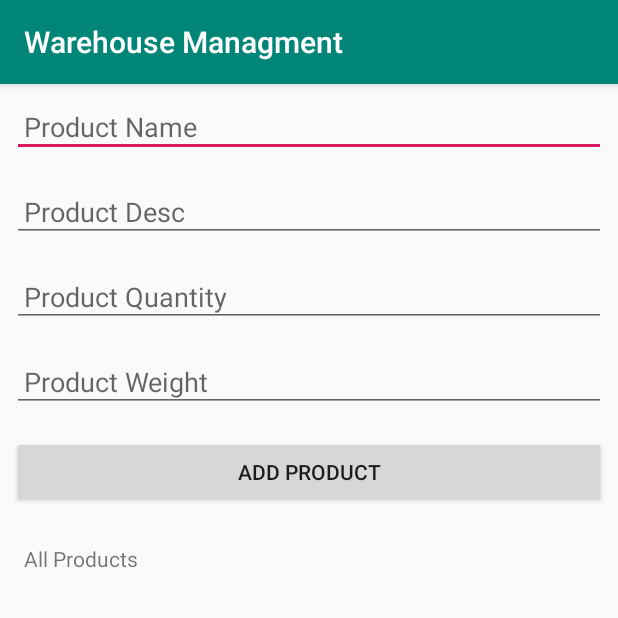
After one commit to Shadi723/Warehouse.Managment, an Android app: the ProductsActivity screen opened directly, with no data from a screen before it, on a phone screen of 412 x 824 dp, the top half of it. The commit adds this screen. Run offline under Robolectric (Android 15) with nearby library versions, the phone set to English and light mode, and no system bars; our stand-ins replace Firebase (no records; nobody signed in at launch, a user with empty details on screens opened directly).

Commit message:
share project on firebase and set add product method

```diff
--- /dev/null
+++ b/app/src/main/java/com/example/warehousemanagment/ProductsActivity.java
@@ -0,0 +1,119 @@
+package com.example.warehousemanagment;
+
+import androidx.annotation.NonNull;
+import androidx.appcompat.app.AppCompatActivity;
+
+import android.os.Bundle;
+import android.view.View;
+import android.widget.Button;
+import android.widget.EditText;
+import android.widget.ListView;
+import android.widget.Toast;
+
+import com.example.warehousemanagment.models.Product;
+import com.example.warehousemanagment.utils.ProductsAdapter;
+import com.google.firebase.database.DataSnapshot;
+import com.google.firebase.database.DatabaseError;
+import com.google.firebase.database.DatabaseReference;
+import com.google.firebase.database.FirebaseDatabase;
+import com.google.firebase.database.ValueEventListener;
+
+import java.util.ArrayList;
+import java.util.List;
+
+public class ProductsActivity extends AppCompatActivity {
+
+    private EditText productNameEditText;
+    private EditText productDescEditText;
+    private EditText productQuantityEditText;
+    private EditText productWeightEditText;
+
+    private Button addProductBtn;
+
+    private ListView productsListView;
+    private List<Product> productList;
+
+
+    private FirebaseDatabase firebaseDatabase;
+    private DatabaseReference databaseReference;
+
+    private ProductsAdapter productsAdapter;
+
+    @Override
+    protected void onCreate(Bundle savedInstanceState) {
+        super.onCreate(savedInstanceState);
+        setContentView(R.layout.activity_products);
+
+        initViews();
+
+        firebaseDatabase = FirebaseDatabase.getInstance();
+        databaseReference = firebaseDatabase.getReference("ALI-COMPANY").child("Products");
+
+    }
+
+    @Override
+    protected void onStart() {
+        super.onStart();
+
+        databaseReference.addValueEventListener(new ValueEventListener() {
+            @Override
+            public void onDataChange(@NonNull DataSnapshot dataSnapshot) {
+
+                productList.clear();
+
+                for (DataSnapshot productSnapshot : dataSnapshot.getChildren()){
+
+                    Product product = productSnapshot.getValue(Product.class);
+                    productList.add(product);
+                }
+                productsAdapter = new ProductsAdapter(getApplicationContext(), productList);
+                productsListView.setAdapter(productsAdapter);
+            }
+
+            @Override
+            public void onCancelled(@NonNull DatabaseError databaseError) {
+
+            }
+        });
+    }
+
+    private void initViews(){
+
+        productNameEditText = findViewById(R.id.editText_product_name);
+        productDescEditText = findViewById(R.id.editText_product_desc);
+        productQuantityEditText = findViewById(R.id.editText_product_quantity);
+        productWeightEditText = findViewById(R.id.editText_product_weight);
+
+        productList = new ArrayList<>();
+        productsListView = findViewById(R.id.listView_products);
+
+        addProductBtn = findViewById(R.id.btn_add_product);
+        addProductBtn.setOnClickListener(new View.OnClickListener() {
+            @Override
+            public void onClick(View view) {
+                addProduct();
+            }
+        });
+    }
+
+    private void addProduct(){
+
+        String productName = productNameEditText.getText().toString().trim();
+        String productDesc = productDescEditText.getText().toString().trim();
+        String productWeight = productWeightEditText.getText().toString().trim();
+        String productQuantity = productQuantityEditText.getText().toString().trim();
+
+        if (!productName.isEmpty()){
+
+            String id = databaseReference.push().getKey();
+
+            Product product = new Product(id, productName, productDesc, productQuantity, productWeight);
+
+            if (id != null)
+                databaseReference.child(id).setValue(product);
+        }
+        else{
+            Toast.makeText(getApplicationContext(), "Enter product name first", Toast.LENGTH_SHORT).show();
+        }
+    }
+}
--- /dev/null
+++ b/app/src/main/res/layout/activity_products.xml
@@ -0,0 +1,71 @@
+<?xml version="1.0" encoding="utf-8"?>
+<RelativeLayout
+    xmlns:android="http://schemas.android.com/apk/res/android"
+    xmlns:app="http://schemas.android.com/apk/res-auto"
+    xmlns:tools="http://schemas.android.com/tools"
+    android:layout_width="match_parent"
+    android:layout_height="match_parent"
+    tools:context=".ProductsActivity">
+
+    <EditText
+        android:id="@+id/editText_product_name"
+        android:layout_width="match_parent"
+        android:layout_height="wrap_content"
+        android:padding="8dp"
+        android:layout_margin="8dp"
+        android:hint="Product Name"/>
+
+    <EditText
+        android:id="@+id/editText_product_desc"
+        android:layout_width="match_parent"
+        android:layout_height="wrap_content"
+        android:layout_below="@id/editText_product_name"
+        android:padding="8dp"
+        android:layout_margin="8dp"
+        android:hint="Product Desc"/>
+
+    <EditText
+        android:id="@+id/editText_product_quantity"
+        android:layout_width="match_parent"
+        android:layout_height="wrap_content"
+        android:layout_below="@id/editText_product_desc"
+        android:padding="8dp"
+        android:layout_margin="8dp"
+        android:hint="Product Quantity"/>
+
+    <EditText
+        android:id="@+id/editText_product_weight"
+        android:layout_width="match_parent"
+        android:layout_height="wrap_content"
+        android:layout_below="@id/editText_product_quantity"
+        android:padding="8dp"
+        android:layout_margin="8dp"
+        android:hint="Product Weight"/>
+
+    <Button
+        android:id="@+id/btn_add_product"
+        android:layout_width="match_parent"
+        android:layout_height="wrap_content"
+        android:layout_below="@id/editText_product_weight"
+        android:padding="8dp"
+        android:layout_margin="8dp"
+        android:text="Add Product"/>
+
+    <TextView
+        android:id="@+id/txtView_all_products"
+        android:layout_width="wrap_content"
+        android:layout_height="wrap_content"
+        android:layout_below="@id/btn_add_product"
+        android:padding="8dp"
+        android:layout_margin="8dp"
+        android:text="All Products"/>
+
+
+    <ListView
+        android:id="@+id/listView_products"
+        android:layout_width="match_parent"
+        android:layout_height="match_parent"
+        android:layout_below="@id/txtView_all_products"
+        />
+
+</RelativeLayout>
--- a/build.gradle
+++ b/build.gradle
@@ -7,7 +7,8 @@ buildscript {
 
     }
     dependencies {
-        classpath 'com.android.tools.build:gradle:3.5.0'
+        classpath 'com.android.tools.build:gradle:3.5.1'
+        classpath 'com.google.gms:google-services:4.3.2'
 
         // NOTE: Do not place your application dependencies here; they belong
         // in the individual module build.gradle files
```
Also changed, not shown: app/build.gradle (+11 -4 lines), app/src/main/AndroidManifest.xml (+13 -1 lines), app/src/main/java/com/example/warehousemanagment/MainActivity.java (+15 -1 lines), app/src/main/java/com/example/warehousemanagment/models/Product.java (added, +43 -0 lines), app/src/main/java/com/example/warehousemanagment/utils/ProductsAdapter.java (added, +56 -0 lines), app/src/main/res/layout/activity_main.xml (+24 -7 lines), app/src/main/res/layout/item_product.xml (added, +44 -0 lines), 1 other file.
